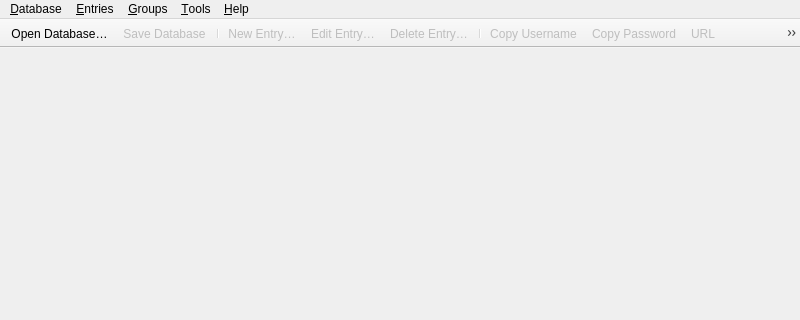
Above: src/gui/MainWindow.ui from lerignoux/keepassxc before the change; both pictures show x 0 to 800 and y 0 to 320 of the 800 by 600 pixel window. Below: the same form after it.
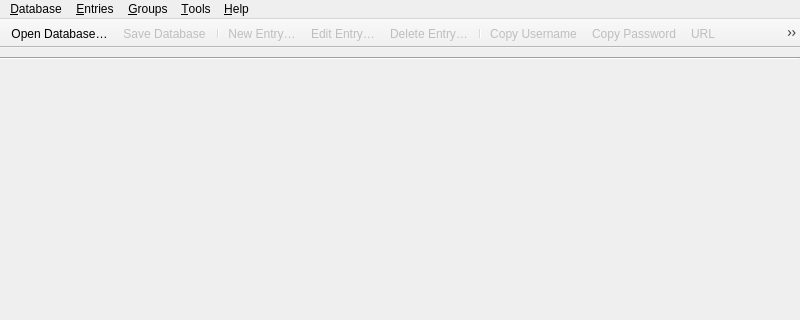
That is the form after the change. Custom widgets are drawn as their Qt base class.

Diff of the .ui file:
```diff
--- a/src/gui/MainWindow.ui
+++ b/src/gui/MainWindow.ui
@@ -61,6 +61,13 @@
       </layout>
      </widget>
     </item>
+    <item>
+     <widget class="Line" name="toolbarSeparator">
+      <property name="orientation">
+       <enum>Qt::Horizontal</enum>
+      </property>
+     </widget>
+    </item>
     <item>
      <widget class="QStackedWidget" name="stackedWidget">
       <property name="sizePolicy">
```
